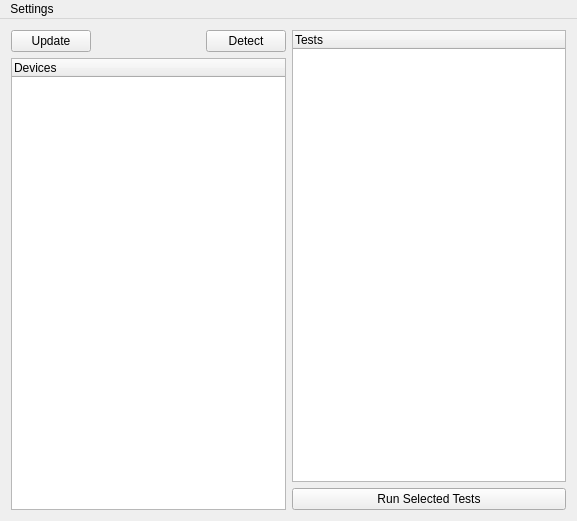
Crystal-Photonics/crystalTestFrameworkApp, file src/mainwindow.ui: the form before one commit.
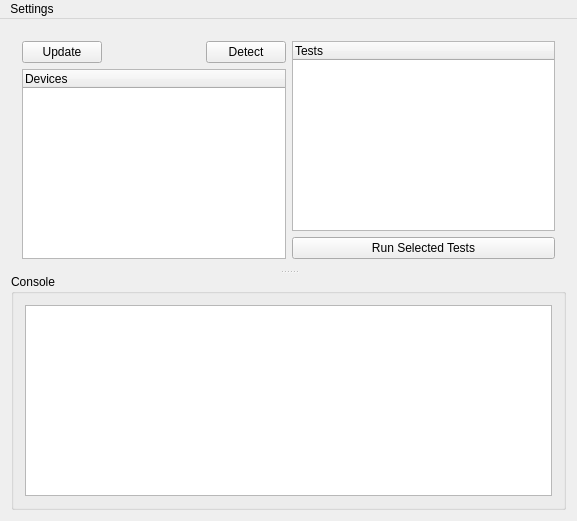
The form after the commit.

Commit message: Added console and loading device protocol settings from settings file.

The edit to the form file:
```diff
--- a/src/mainwindow.ui
+++ b/src/mainwindow.ui
@@ -14,7 +14,14 @@
    <string>MainWindow</string>
   </property>
   <widget class="QWidget" name="centralWidget">
-   <layout class="QHBoxLayout" name="horizontalLayout_2">
+   <layout class="QHBoxLayout" name="horizontalLayout_4">
+    <item>
+     <widget class="QSplitter" name="splitter">
+      <property name="orientation">
+       <enum>Qt::Vertical</enum>
+      </property>
+      <widget class="QWidget" name="">
+       <layout class="QHBoxLayout" name="horizontalLayout_3">
     <item>
      <layout class="QVBoxLayout" name="verticalLayout_2">
       <item>
@@ -78,6 +85,23 @@
        </widget>
       </item>
      </layout>
+        </item>
+       </layout>
+      </widget>
+      <widget class="QGroupBox" name="groupBox">
+       <property name="title">
+        <string>Console</string>
+       </property>
+       <property name="checkable">
+        <bool>false</bool>
+       </property>
+       <layout class="QHBoxLayout" name="horizontalLayout_2">
+        <item>
+         <widget class="QTextEdit" name="console_edit"/>
+        </item>
+       </layout>
+      </widget>
+     </widget>
     </item>
    </layout>
   </widget>
```
Lines whose indentation alone changed are shown as unchanged. The commit also changes 15 other files.
